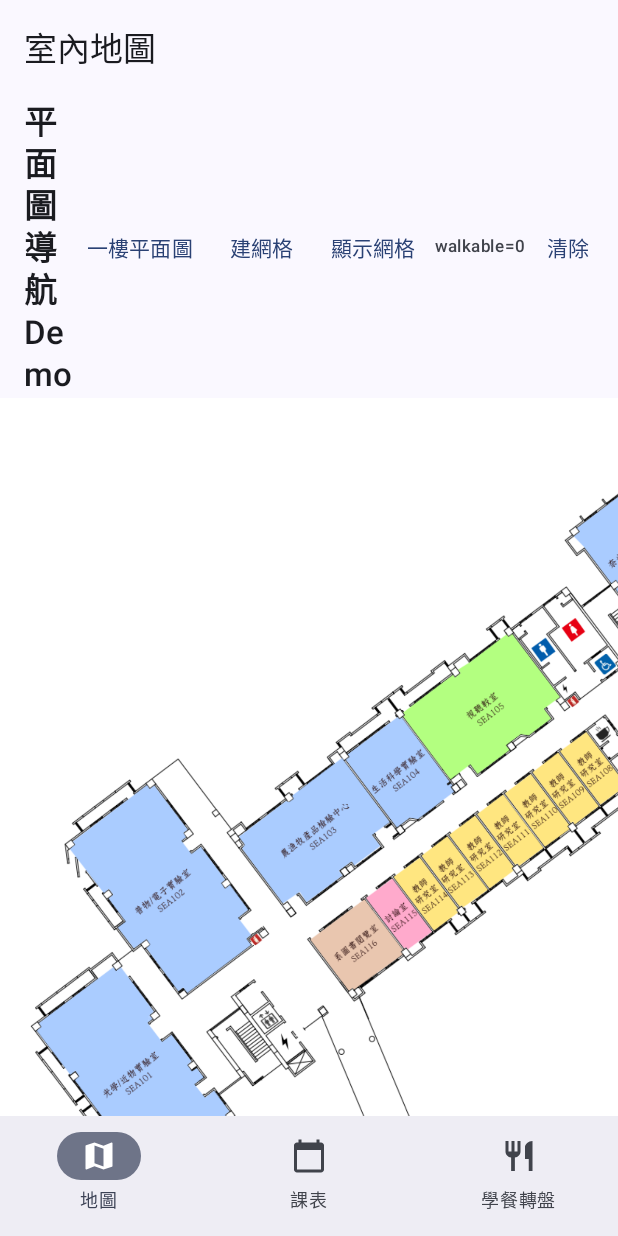
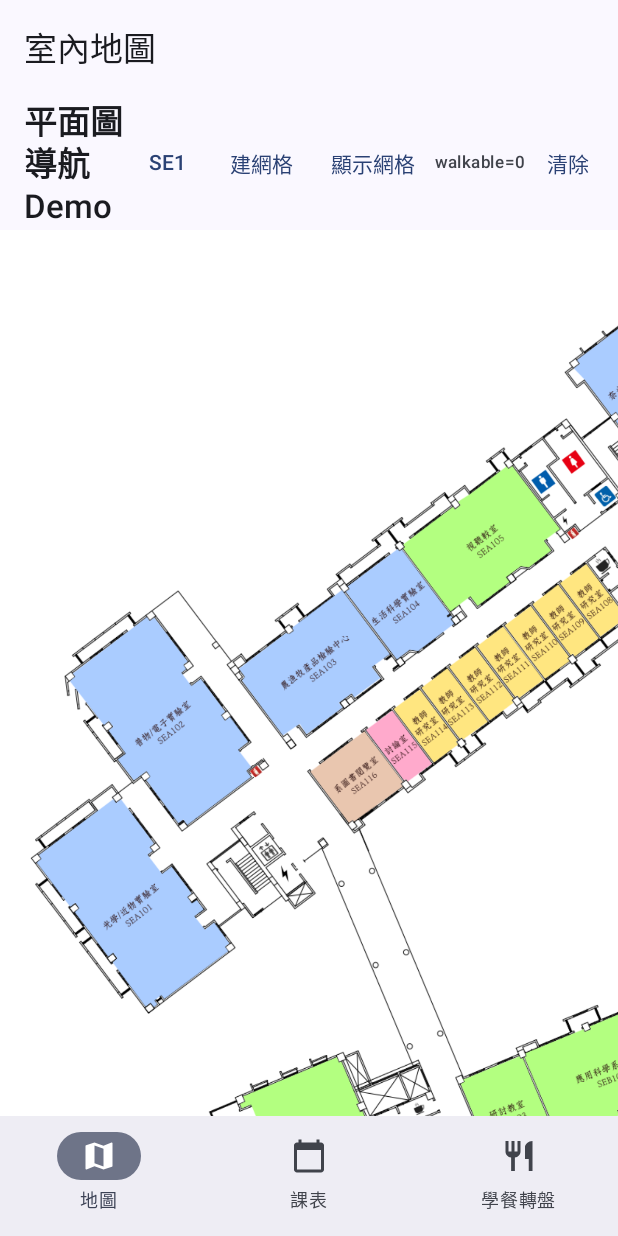
Before and after one commit to ScaratP/project250331, an Android app built with Jetpack Compose: the IndoorMapScreen screen opened through its navigation route, on a phone screen of 412 x 824 dp. Run offline under Robolectric (Android 15) with nearby library versions, the phone set to English and light mode, and no system bars; our stand-ins replace Room's generated code.

Commit message:
sp/250923/更新樓層圖片清單

```diff
--- a/app/src/main/java/com/example/project250311/Map/IndoorMap/IndoorMapScreen.kt
+++ b/app/src/main/java/com/example/project250311/Map/IndoorMap/IndoorMapScreen.kt
@@ -216,9 +216,14 @@ fun IndoorMapScreen(modifier: Modifier = Modifier) {
     val scope = rememberCoroutineScope()
 
     val floorPlans = listOf(
-        "一樓平面圖" to R.drawable.se1,
-        "二樓平面圖" to R.drawable.se2,
-        "三樓平面圖" to R.drawable.se3,
+        "SE1" to R.drawable.se1,
+        "SE2" to R.drawable.se2,
+        "SE3" to R.drawable.se3,
+        "SEA4" to R.drawable.sea4,
+        "SEA5" to R.drawable.sea5,
+        "SEB4" to R.drawable.seb4,
+        "SEC4" to R.drawable.sec4,
+        "SEC5" to R.drawable.sec5
     )
 
     var expanded by remember { mutableStateOf(false) }
```
